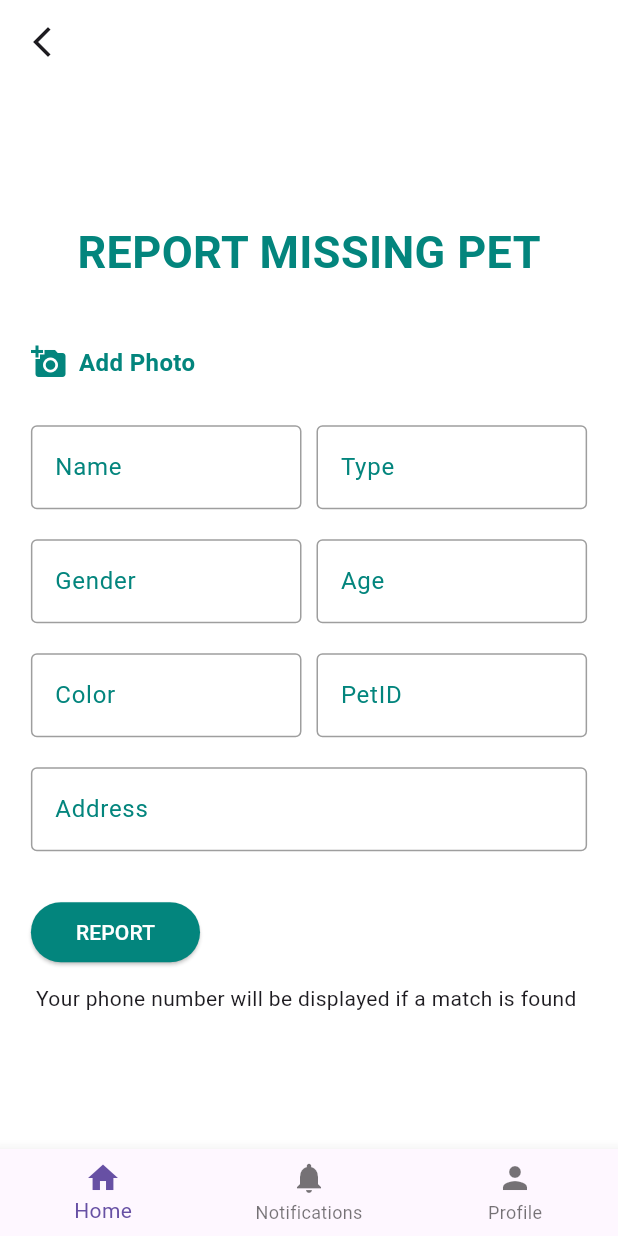
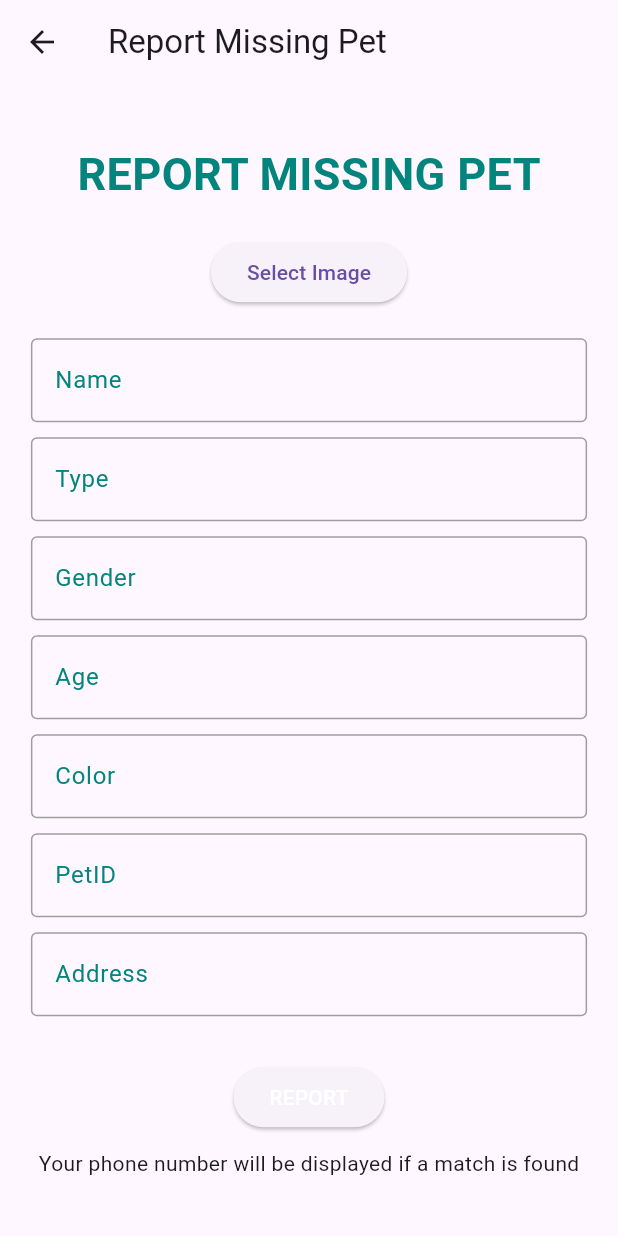
Before and after one commit to reltobuli/mypet_moobileapp, a Flutter app: the ReportMissingPetPage screen opened directly, after a tap on "REPORT", on a phone screen of 412 x 824 dp. Run offline on Flutter 3.47's test engine with Material 3 defaults, Android fonts, the phone set to English and light mode, and no system bars; our stand-ins replace image_picker; network calls fail.

Commit message:
new commit

```diff
--- a/lib/models/instruction.dart
+++ /dev/null
@@ -1,16 +0,0 @@
-// lib/models/instruction.dart
-class Instruction {
-  final int id;
-  final String title;
-  final String details;
-
-  Instruction({required this.id, required this.title, required this.details});
-
-  factory Instruction.fromJson(Map<String, dynamic> json) {
-    return Instruction(
-      id: json['id'],
-      title: json['title'],
-      details: json['details'],
-    );
-  }
-}
--- a/lib/screens/home.screen.dart
+++ b/lib/screens/home.screen.dart
@@ -1,8 +1,6 @@
 import 'package:flutter/material.dart';
 import 'package:mypetapp/screens/addpet.screen.dart';
-import 'package:mypetapp/screens/instruction_service.dart';
 import 'package:mypetapp/screens/reportmissingpet.screen.dart';
-import 'package:mypetapp/screens/instruction_service.screen.dart';
 
 class HomePage extends StatelessWidget {
   @override
@@ -16,16 +14,6 @@ class HomePage extends StatelessWidget {
         child: Column(
           mainAxisAlignment: MainAxisAlignment.center,
           children: [
-            Text('data'),
-            ElevatedButton(
-              onPressed: () {
-                Navigator.push(
-                  context,
-                  MaterialPageRoute(builder: (context) => InstructionsPage()),
-                );
-              },
-              child: Text('View Instructions'),
-            ),
             SizedBox(height: 20),
             ElevatedButton(
               onPressed: () {
--- a/lib/screens/instruction_service.dart
+++ /dev/null
@@ -1,50 +0,0 @@
-import 'package:flutter/material.dart';
-import 'package:http/http.dart' as http;
-import 'dart:convert';
-
-class InstructionsPage extends StatefulWidget {
-  @override
-  _InstructionsPageState createState() => _InstructionsPageState();
-}
-
-class _InstructionsPageState extends State<InstructionsPage> {
-  List<dynamic> instructions = [];
-
-  @override
-  void initState() {
-    super.initState();
-    fetchInstructions();
-  }
-
-  Future<void> fetchInstructions() async {
-    final response = await http.get(Uri.parse('http://127.0.0.1:8005/api/instructions'));
-
-    if (response.statusCode == 200) {
-      setState(() {
-        instructions = json.decode(response.body);
-      });
-    } else {
-      throw Exception('Failed to load instructions');
-    }
-  }
-
-  @override
-  Widget build(BuildContext context) {
-    return Scaffold(
-      appBar: AppBar(
-        title: Text('Instructions'),
-      ),
-      body: ListView.builder(
-        itemCount: instructions.length,
-        itemBuilder: (context, index) {
-          return Card(
-            child: ListTile(
-              title: Text(instructions[index]['title']),
-              subtitle: Text(instructions[index]['details']),
-            ),
-          );
-        },
-      ),
-    );
-  }
-}
--- a/lib/screens/instruction_service.screen.dart
+++ /dev/null
@@ -1 +0,0 @@
-// TODO Implement this library.
--- a/lib/screens/reportmissingpet.screen.dart
+++ b/lib/screens/reportmissingpet.screen.dart
@@ -1,160 +1,141 @@
+import 'dart:io';
 import 'package:flutter/material.dart';
-import 'package:mypetapp/screens/boarding.screen.dart';
+import 'package:http/http.dart' as http;
+import 'package:image_picker/image_picker.dart';
 
-class ReportMissingPetPage extends StatelessWidget {
+class ReportMissingPetPage extends StatefulWidget {
   const ReportMissingPetPage({Key? key}) : super(key: key);
+
+  @override
+  _ReportMissingPetPageState createState() => _ReportMissingPetPageState();
+}
+
+class _ReportMissingPetPageState extends State<ReportMissingPetPage> {
+  final TextEditingController nameController = TextEditingController();
+  final TextEditingController typeController = TextEditingController();
+  final TextEditingController genderController = TextEditingController();
+  final TextEditingController ageController = TextEditingController();
+  final TextEditingController colorController = TextEditingController();
+  final TextEditingController petIdController = TextEditingController();
+  final TextEditingController addressController = TextEditingController();
+  File? _imageFile; // Variable to hold the selected image file
+
+  Future<void> reportMissingPet() async {
+    final url = Uri.parse('http://127.0.0.1:8006/api/Petowner/report/report-missing-pet'); // Replace with your actual API endpoint
+
+    // Create multipart request for uploading image
+    var request = http.MultipartRequest('POST', url);
+    request.fields.addAll({
+      'name': nameController.text,
+      'type': typeController.text,
+      'gender': genderController.text,
+      'age': ageController.text,
+      'color': colorController.text,
+      'pet_id': petIdController.text,
+      'address': addressController.text,
+    });
+
+    // Add image file to the request if available
+    if (_imageFile != null) {
+      request.files.add(await http.MultipartFile.fromPath('picture', _imageFile!.path));
+    }
+
+    var response = await request.send();
+
+    if (response.statusCode == 200) {
+      print('Pet reported successfully');
+      // Handle success actions
+    } else {
+      print('Error reporting pet: ${response.reasonPhrase}');
+      // Handle error cases
+    }
+  }
+
+  Future<void> _selectImage() async {
+    final pickedFile = await ImagePicker().getImage(source: ImageSource.gallery);
+
+    setState(() {
+      if (pickedFile != null) {
+        _imageFile = File(pickedFile.path);
+      } else {
+        print('No image selected.');
+      }
+    });
+  }
 
   @override
   Widget build(BuildContext context) {
     final screenWidth = MediaQuery.of(context).size.width;
 
     return Scaffold(
-      backgroundColor: const Color.fromARGB(255, 255, 255, 255),
       appBar: AppBar(
-        backgroundColor: const Color.fromARGB(255, 255, 255, 255),
-        leading: IconButton(
-          onPressed: () {
-            Navigator.of(context).pop(BoardingPage());
-          },
-          icon: const Icon(Icons.arrow_back_ios_new),
-        ),
-
-        centerTitle: true, // Center the title in the AppBar
-        actions: const [ // Adding an empty action widget to balance the leading widget
-          SizedBox(width: 48), // Adjust the width to balance the back button
-        ],
+        title: const Text('Report Missing Pet'),
       ),
       body: SafeArea(
         child: Center(
           child: SingleChildScrollView(
             child: Container(
-              padding: EdgeInsets.symmetric(horizontal: screenWidth * 0.05), // Adjust padding based on screen width
+              padding: EdgeInsets.symmetric(horizontal: screenWidth * 0.05),
               child: Column(
                 mainAxisAlignment: MainAxisAlignment.center,
                 children: [
-                  const Padding(
-                    padding: EdgeInsets.only(bottom: 20.0),
+                  Padding(
+                    padding: const EdgeInsets.only(bottom: 20.0),
                     child: Text(
                       'REPORT MISSING PET',
                       style: TextStyle(
                         color: Color.fromARGB(255, 3, 133, 125),
-                        fontSize: 30, // Increased font size
-                        fontWeight: FontWeight.bold, // Added font weight
+                        fontSize: 30,
+                        fontWeight: FontWeight.bold,
                       ),
                     ),
                   ),
-                  const SizedBox(height: 20),
-                  const Row(
-                    mainAxisAlignment: MainAxisAlignment.start,
-                    children: [
-                      Icon(Icons.add_a_photo, color: Color.fromARGB(255, 3, 133, 125)),
-                      SizedBox(width: 8),
-                      Text(
-                        'Add Photo',
-                        style: TextStyle(
-                          color: Color.fromARGB(255, 3, 133, 125),
-                          fontSize: 16,
-                          fontWeight: FontWeight.bold,
-                        ),
-                      ),
-                    ],
+                  ElevatedButton(
+                    onPressed: _selectImage,
+                    child: _imageFile == null
+                        ? Text('Select Image')
+                        : Text('Image Selected'),
                   ),
-                  const SizedBox(height: 30), // Add spacing below the photo row
-                  Row(
-                    children: [
-                      Expanded(
-                        child: _buildTextField(label: 'Name'),
-                      ),
-                      const SizedBox(width: 10), // Add spacing between the boxes
-                      Expanded(
-                        child: _buildTextField(label: 'Type'),
-                      ),
-                    ],
+                  SizedBox(height: 20),
+                  _buildTextField(label: 'Name', controller: nameController),
+                  SizedBox(height: 10),
+                  _buildTextField(label: 'Type', controller: typeController),
+                  SizedBox(height: 10),
+                  _buildTextField(label: 'Gender', controller: genderController),
+                  SizedBox(height: 10),
+                  _buildTextField(label: 'Age', controller: ageController),
+                  SizedBox(height: 10),
+                  _buildTextField(label: 'Color', controller: colorController),
+                  SizedBox(height: 10),
+                  _buildTextField(label: 'PetID', controller: petIdController),
+                  SizedBox(height: 10),
+                  _buildTextField(label: 'Address', controller: addressController),
+                  SizedBox(height: 30),
+                  ElevatedButton(
+                    onPressed: reportMissingPet,
+                    child: Text('REPORT', style: TextStyle(color: Colors.white)),
                   ),
-                  const SizedBox(height: 20), // Add spacing between the rows
-                  Row(
-                    children: [
-                      Expanded(
-                        child: _buildTextField(label: 'Gender'),
-                      ),
-                      const SizedBox(width: 10), // Add spacing between the boxes
-                      Expanded(
-                        child: _buildTextField(label: 'Age'),
-                      ),
-                    ],
-                  ),
-                  const SizedBox(height: 20), // Add spacing between the rows
-                  Row(
-                    children: [
-                      Expanded(
-                        child: _buildTextField(label: 'Color'),
-                      ),
-                      const SizedBox(width: 10), // Add spacing between the boxes
-                      Expanded(
-                        child: _buildTextField(label: 'PetID'),
-                      ),
-                    ],
-                  ),
-                  const SizedBox(height: 20), // Add spacing between the rows
-                  Row(
-                    children: [
-                      Expanded(
-                        child: _buildTextField(label: 'Address'),
-                      ),
-                    ],
-                  ),
-                  const SizedBox(height: 30), // Add spacing between the rows
-                  Align(
-                    alignment: Alignment.centerLeft,
-                    child: ElevatedButton(
-                      onPressed: () {
-                        // Handle add pet button press
-                      },
-                      style: ElevatedButton.styleFrom(
-                        backgroundColor: const Color.fromARGB(255, 3, 133, 125), // Change the button color here
-                        padding: const EdgeInsets.only(left: 30, right: 30,top: 10, bottom: 10) ,
-                        // Adjust padding
-                        minimumSize: const Size(20, 20), // Adjust the size
-                      ),
-                      child: const Text('REPORT', style: TextStyle(color: Colors.white)),
-                    ),
-                  ),
-                  SizedBox(height: 10,),
-                  Text('Your phone number will be displayed if a match is found ')
+                  SizedBox(height: 10),
+                  Text('Your phone number will be displayed if a match is found'),
                 ],
               ),
             ),
           ),
         ),
       ),
-      bottomNavigationBar: BottomNavigationBar(
-        items: const <BottomNavigationBarItem>[
-          BottomNavigationBarItem(
-            icon: Icon(Icons.home),
-            label: 'Home',
-          ),
-          BottomNavigationBarItem(
-            icon: Icon(Icons.notifications),
-            label: 'Notifications',
-          ),
-          BottomNavigationBarItem(
-            icon: Icon(Icons.person),
-            label: 'Profile',
-          ),
-        ],
-      ),
     );
   }
 
-  Widget _buildTextField({required String label}) {
+  Widget _buildTextField({required String label, required TextEditingController controller}) {
     return TextField(
+      controller: controller,
       decoration: InputDecoration(
         labelText: label,
-        labelStyle: const TextStyle(color: Color.fromARGB(255, 3, 133, 125)),
-        enabledBorder: const OutlineInputBorder(
+        labelStyle: TextStyle(color: Color.fromARGB(255, 3, 133, 125)),
+        enabledBorder: OutlineInputBorder(
           borderSide: BorderSide(color: Colors.grey),
         ),
-        focusedBorder: const OutlineInputBorder(
+        focusedBorder: OutlineInputBorder(
           borderSide: BorderSide(color: Colors.black),
         ),
       ),
--- a/lib/screens/signup.screen.dart
+++ b/lib/screens/signup.screen.dart
@@ -20,7 +20,7 @@ class SignupPage extends StatelessWidget {
   final TextEditingController confirmPasswordController = TextEditingController();
 
   Future<void> register(BuildContext context) async {
-    final Uri uri = Uri.parse('http://127.0.0.1:8005/api/PetOwner/register');
+    final Uri uri = Uri.parse('http://127.0.0.1:8006/api/Petowner/register');
 
     try {
       final response = await http.post(
--- a/pubspec.yaml
+++ b/pubspec.yaml
@@ -31,6 +31,7 @@ dependencies:
   flutter:
     sdk: flutter
   http: ^0.13.4
+  image_picker: ^0.8.4+3
 
 
   # The following adds the Cupertino Icons font to your application.
```
Also changed, not shown: pubspec.lock, 11 other files.
